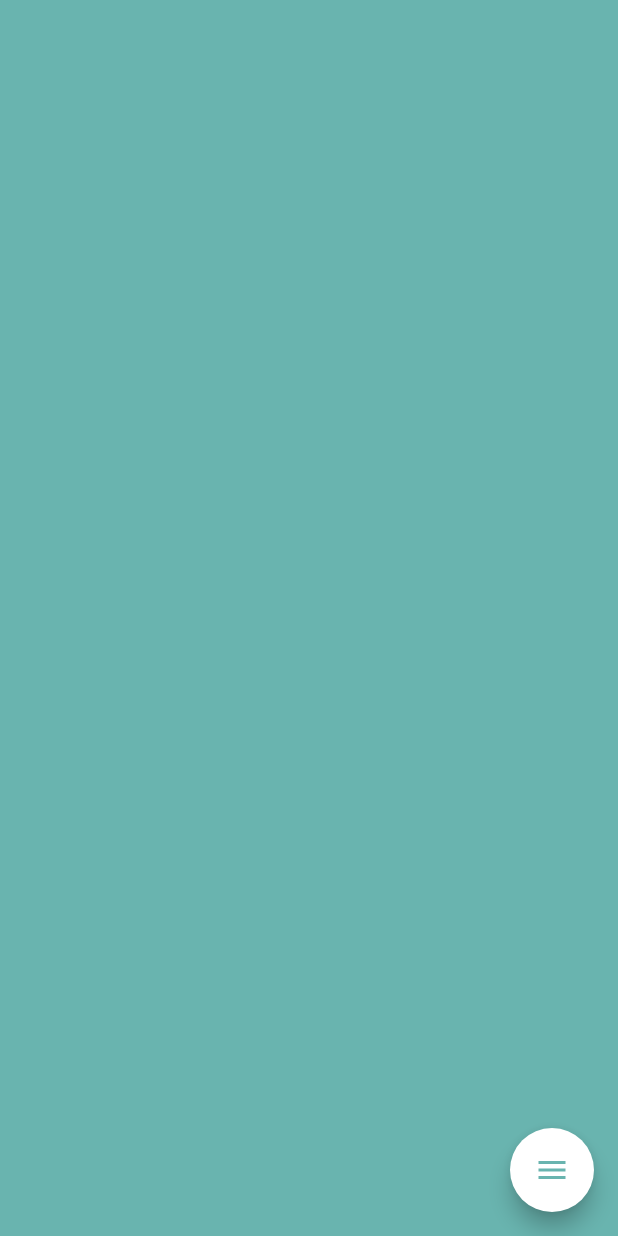
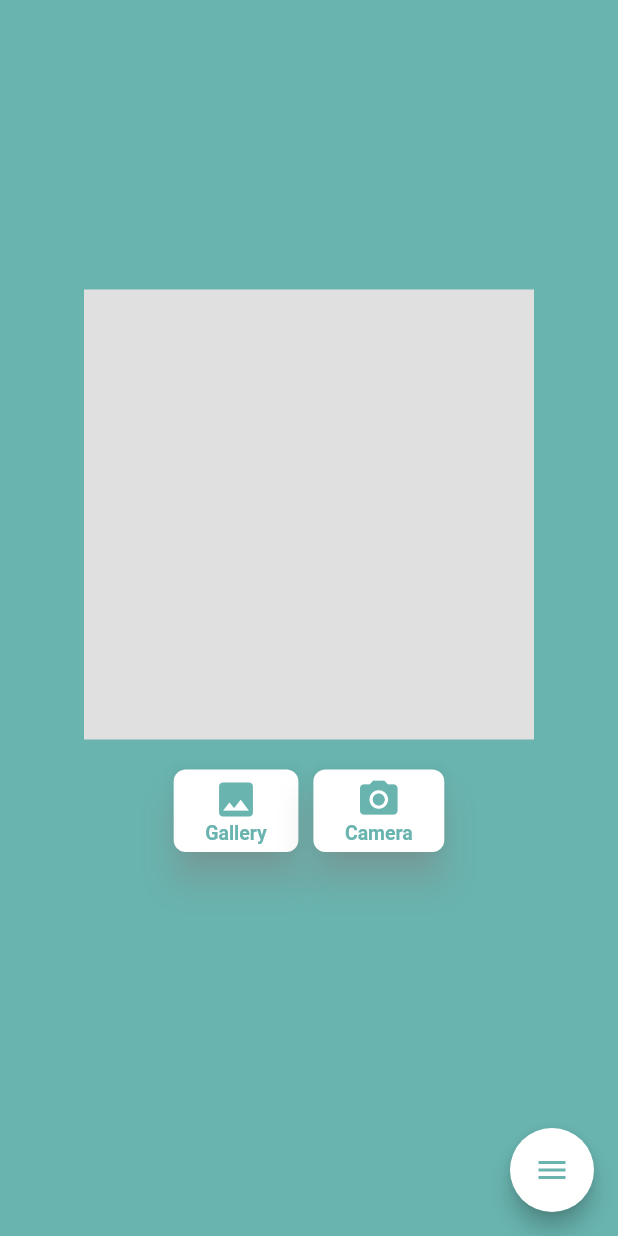
Before and after one commit to Emmanuel-Etukudo/image_labelling_app, a Flutter app: the EmotionalRecognition screen opened by its route, on a phone screen of 412 x 824 dp. Run offline on Flutter 3.47's test engine with Material 2 defaults, Android fonts, the phone set to English and light mode, and no system bars; drawn by our look-alikes of flutter_speed_dial; our stand-ins replace go_router, image_picker; missing offline and left inert: google_mlkit_image_labeling, google_mlkit_text_recognition, tflite.

Commit message:
feat: emotion recognizer

```diff
--- /dev/null
+++ b/assets/labels.txt
@@ -0,0 +1,3 @@
+0 Happy
+1 Sad
+2 Angry
--- a/lib/features/emotional_recognition/emotional_recognition.dart
+++ b/lib/features/emotional_recognition/emotional_recognition.dart
@@ -1,6 +1,12 @@
+import 'dart:io';
+
 import 'package:flutter/material.dart';
 import 'package:image_labelling_app/common_widgets/common_fab.dart';
 import 'package:image_labelling_app/constants/app_colors.dart';
+import 'package:image_picker/image_picker.dart';
+import 'package:tflite/tflite.dart';
+
+import '../../common_widgets/select_image_or_camera_button.dart';
 
 class EmotionalRecognition extends StatefulWidget {
   const EmotionalRecognition({super.key});
@@ -11,10 +17,105 @@ class EmotionalRecognition extends StatefulWidget {
 
 class _EmotionalRecognitionState extends State<EmotionalRecognition> {
   @override
+  void initState() {
+    //loadModel();
+    super.initState();
+  }
+
+  bool imageScanning = false;
+  XFile? imageFile;
+  String emotionResult = "";
+  @override
   Widget build(BuildContext context) {
-    return const Scaffold(
+    return Scaffold(
       backgroundColor: AppColors.greenish,
-      floatingActionButton: CommonFAB(bgColor: AppColors.greenish),
+      floatingActionButton: const CommonFAB(bgColor: AppColors.greenish),
+      body: Center(
+          child: SingleChildScrollView(
+        child: Container(
+            margin: const EdgeInsets.all(20),
+            child: Column(
+              crossAxisAlignment: CrossAxisAlignment.center,
+              children: [
+                if (imageScanning) const CircularProgressIndicator(),
+                if (!imageScanning && imageFile == null)
+                  Container(
+                    width: 300,
+                    height: 300,
+                    color: Colors.grey[300]!,
+                  ),
+                if (imageFile != null) Image.file(File(imageFile!.path)),
+                Row(
+                  mainAxisAlignment: MainAxisAlignment.center,
+                  children: [
+                    SelectImageOrCameraButton(
+                        title: 'Gallery',
+                        textColor: AppColors.greenish,
+                        iconColor: AppColors.greenish,
+                        onPressed: () {
+                          getImage(ImageSource.gallery);
+                        },
+                        icon: Icons.image),
+                    SelectImageOrCameraButton(
+                      title: 'Camera',
+                      icon: Icons.camera_alt,
+                      iconColor: AppColors.greenish,
+                      textColor: AppColors.greenish,
+                      onPressed: () {
+                        getImage(ImageSource.camera);
+                      },
+                    ),
+                  ],
+                ),
+                const SizedBox(
+                  height: 20,
+                ),
+                Text(
+                  emotionResult,
+                  style: const TextStyle(fontSize: 20),
+                )
+              ],
+            )),
+      )),
     );
   }
+
+  void getImage(ImageSource source) async {
+    try {
+      final pickedImage = await ImagePicker().pickImage(source: source);
+      if (pickedImage != null) {
+        imageScanning = true;
+        imageFile = pickedImage;
+        setState(() {});
+        loadModel();
+        runModel(pickedImage);
+        //getImageLabels(pickedImage);
+      }
+    } catch (e) {
+      imageScanning = false;
+      imageFile = null;
+      emotionResult = "Error occurred while getting image Label";
+      setState(() {});
+    }
+  }
+
+  runModel(XFile image) async {
+    var predictions = await Tflite.runModelOnImage(
+        path: image.path,
+        imageMean: 127.5,
+        imageStd: 127.5,
+        threshold: 0.1,
+        numResults: 2);
+    for (var element in predictions!) {
+      setState(() {
+        emotionResult = element['label'];
+        imageScanning = false;
+      });
+    }
+  }
+
+  loadModel() async {
+    await Tflite.loadModel(
+        model: 'assets/model.tflite', labels: 'assets/labels.txt');
+  }
 }
--- a/pubspec.yaml
+++ b/pubspec.yaml
@@ -14,6 +14,7 @@ dependencies:
   image_picker: ^0.8.7+5
   flutter_speed_dial: ^7.0.0
   go_router: ^8.0.1
+  tflite: ^1.1.2
 
 dev_dependencies:
   flutter_test:
@@ -22,3 +23,6 @@ dev_dependencies:
 
 flutter:
   uses-material-design: true
+
+  assets:
+    - assets/
```
Also changed, not shown: pubspec.lock, 1 other file.
